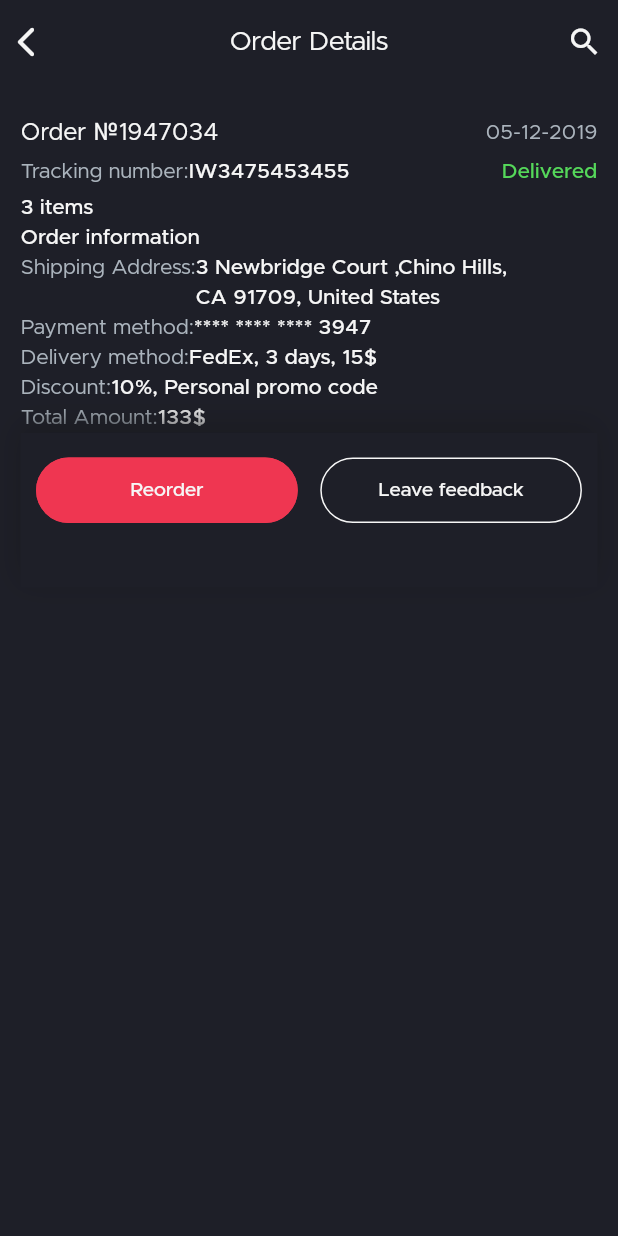
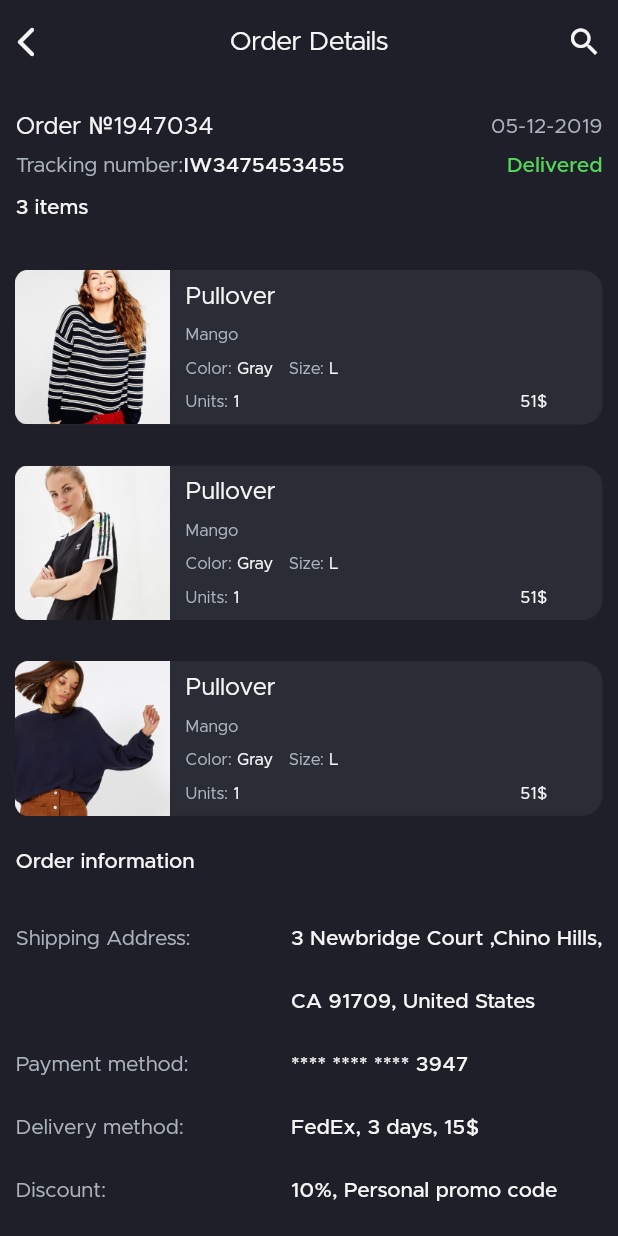
Before and after one commit to panchaniurvisha/E_commerce, a Flutter app: the OrderDetailsScreen screen opened directly, on a phone screen of 412 x 824 dp. Run offline on Flutter 3.47's test engine with Material 2 defaults, Android fonts, the phone set to English and light mode, and no system bars; our stand-ins replace flutter_rating_bar; project files that could hold a hidden picture were left out.

Commit message:
10/3/2023

```diff
--- a/lib/res/commen/app_order_details_card.dart
+++ b/lib/res/commen/app_order_details_card.dart
@@ -14,7 +14,9 @@ class AppOrderDetailsCard extends StatelessWidget {
   @override
   Widget build(BuildContext context) {
     return Container(
+      margin: EdgeInsets.only(top: height(context) / 30),
       height: height(context) / 8,
+      width: double.infinity,
       decoration: BoxDecoration(
         borderRadius: BorderRadius.circular(
           width(context) / 30,
@@ -22,6 +24,7 @@ class AppOrderDetailsCard extends StatelessWidget {
         color: AppColors.textFieldFillColor,
       ),
       child: Row(
+        mainAxisSize: MainAxisSize.min,
         children: [
           Image.asset(
             image!,
@@ -30,13 +33,12 @@ class AppOrderDetailsCard extends StatelessWidget {
           ),
           Padding(
             padding: EdgeInsets.only(left: width(context) / 40),
-            child: Expanded(
             child: Column(
               crossAxisAlignment: CrossAxisAlignment.start,
               mainAxisAlignment: MainAxisAlignment.spaceEvenly,
               children: [
                 const Text(
-                    "Mango",
+                  "Pullover",
                   style: TextStyle(
                       fontWeight: FontWeight.w400,
                       fontSize: 16,
@@ -82,34 +84,34 @@ class AppOrderDetailsCard extends StatelessWidget {
                     ),
                   ],
                 ),
-                  const Row(
+                Row(
+                  mainAxisAlignment: MainAxisAlignment.spaceBetween,
                   children: [
-                      Text(
+                    const Text(
                       "Units: ",
                       style: TextStyle(
                           fontWeight: FontWeight.w400,
                           fontSize: 11,
                           color: AppColors.labelTextColor),
                     ),
-                      Text(
+                    const Text(
                       "1",
                       style: TextStyle(
                           fontWeight: FontWeight.w400,
                           fontSize: 11,
                           color: AppColors.iconAndTitleColor),
                     ),
-                      Spacer(),
-                      Text(
+                    SizedBox(width: width(context) / 2.2),
+                    const Text(
                       "51\$",
                       style: TextStyle(
                           fontWeight: FontWeight.w400,
                           fontSize: 11,
-                            color: AppColors.labelTextColor),
+                          color: AppColors.iconAndTitleColor),
                     ),
                   ],
                 ),
               ],
-              ),
             ),
           ),
         ],
--- a/lib/res/commen/app_row.dart
+++ /dev/null
@@ -1,34 +0,0 @@
-import 'package:e_commerce/res/constant/app_colors.dart';
-import 'package:flutter/material.dart';
-
-class AppRow extends StatelessWidget {
-  final String? text;
-  final String? trailingText;
-
-  const AppRow({super.key, this.text, this.trailingText});
-
-  @override
-  Widget build(BuildContext context) {
-    return Row(
-      // mainAxisAlignment: MainAxisAlignment.spaceBetween,
-      crossAxisAlignment: CrossAxisAlignment.start,
-      children: [
-        Text(text!,
-            style: const TextStyle(
-              fontSize: 14,
-              fontWeight: FontWeight.w400,
-              color: AppColors.labelTextColor,
-            )),
-        Text(
-          textAlign: TextAlign.start,
-          trailingText!,
-          style: const TextStyle(
-            fontSize: 14,
-            fontWeight: FontWeight.w500,
-            color: AppColors.iconAndTitleColor,
-          ),
-        ),
-      ],
-    );
-  }
-}
--- a/lib/view/my_order/order_details_screen.dart
+++ b/lib/view/my_order/order_details_screen.dart
@@ -1,4 +1,4 @@
-import 'package:e_commerce/res/commen/app_row.dart';
+import 'package:e_commerce/res/commen/app_order_details_card.dart';
 import 'package:e_commerce/res/commen/mediaquery/app_mediaquery.dart';
 import 'package:e_commerce/res/constant/app_colors.dart';
 import 'package:e_commerce/res/constant/app_images.dart';
@@ -12,16 +12,64 @@ class OrderDetailsScreen extends StatefulWidget {
 }
 
 class _OrderDetailsScreenState extends State<OrderDetailsScreen> {
+  int chooseValue = 0;
+  List<String> buttonData = [
+    "Reorder",
+    "Leave feedback",
+  ];
+  List<Widget> outlineButtonList(BuildContext context) {
     List<String> image = [
       AppImages.blackTShirtGirl,
       AppImages.girlTShirtTwo,
       AppImages.girlTShirt,
     ];
-  int chooseValue = 0;
-  List<String> buttonData = [
-    "Reorder",
-    "Leave feedback",
+    return List.generate(3, (index) {
+      return AppOrderDetailsCard(image: image[index]);
+    });
+  }
+
+  List<Widget> listOfText() {
+    List<String> text = [
+      "Shipping Address:",
+      "\nPayment method:",
+      "Delivery method:",
+      "Discount:",
+      "Total Amount:",
     ];
+    return List.generate(5, (index) {
+      return Text(
+        text[index],
+        style: TextStyle(
+          height: 3,
+          fontSize: 14,
+          color: AppColors.labelTextColor,
+          fontWeight: FontWeight.w400,
+        ),
+      );
+    });
+  }
+
+  List<Widget> listOfInformationText() {
+    List<String> text = [
+      "3 Newbridge Court ,Chino Hills,\nCA 91709, United States",
+      "**** **** **** 3947",
+      "FedEx, 3 days, 15\$",
+      "10%, Personal promo code",
+      "133\$",
+    ];
+    return List.generate(5, (index) {
+      return Text(
+        text[index],
+        style: TextStyle(
+          height: 3,
+          fontSize: 14,
+          color: AppColors.iconAndTitleColor,
+          fontWeight: FontWeight.w500,
+        ),
+      );
+    });
+  }
+
   @override
   Widget build(BuildContext context) {
     return Scaffold(
@@ -56,7 +104,7 @@ class _OrderDetailsScreenState extends State<OrderDetailsScreen> {
           centerTitle: true),
       body: Padding(
         padding: EdgeInsets.symmetric(
-            vertical: height(context) / 40, horizontal: width(context) / 30),
+            vertical: height(context) / 50, horizontal: width(context) / 40),
         child: SingleChildScrollView(
           child: Column(
             crossAxisAlignment: CrossAxisAlignment.start,
@@ -110,47 +158,39 @@ class _OrderDetailsScreenState extends State<OrderDetailsScreen> {
               const Text(
                 "3 items",
                 style: TextStyle(
+                    height: 2,
                     fontSize: 14,
                     fontWeight: FontWeight.w500,
                     color: AppColors.iconAndTitleColor),
               ),
-              // ListView.separated(
-              //   itemBuilder: (context, index) =>
-              //       AppOrderDetailsCard(image: image[index]),
-              //   separatorBuilder: (context, index) => SizedBox(
-              //     height: height(context) / 20,
-              //   ),
-              //   itemCount: image.length,
-              //   shrinkWrap: true,
-              //   physics: NeverScrollableScrollPhysics(),
-              // ),
-              const Text(
+              ...outlineButtonList(context),
+              Padding(
+                padding: EdgeInsets.symmetric(vertical: height(context) / 40),
+                child: const Text(
                   "Order information",
                   style: TextStyle(
                       fontSize: 14,
                       fontWeight: FontWeight.w500,
                       color: AppColors.iconAndTitleColor),
                 ),
-              const AppRow(
-                text: "Shipping Address:",
-                trailingText:
-                    "3 Newbridge Court ,Chino Hills,\nCA 91709, United States",
               ),
-              const AppRow(
-                text: "Payment method:",
-                trailingText: "**** **** **** 3947",
+              Row(
+                crossAxisAlignment: CrossAxisAlignment.start,
+                children: [
+                  Column(
+                    crossAxisAlignment: CrossAxisAlignment.start,
+                    children: [
+                      ...listOfText(),
+                    ],
                   ),
-              const AppRow(
-                text: "Delivery method:",
-                trailingText: "FedEx, 3 days, 15\$",
-              ),
-              const AppRow(
-                text: "Discount:",
-                trailingText: "10%, Personal promo code",
-              ),
-              const AppRow(
-                text: "Total Amount:",
-                trailingText: "133\$",
+                  Spacer(),
+                  Column(
+                    crossAxisAlignment: CrossAxisAlignment.start,
+                    children: [
+                      ...listOfInformationText(),
+                    ],
+                  )
+                ],
               ),
               Container(
                 height: height(context) / 8,
```
Lines whose indentation alone changed are shown as unchanged.
